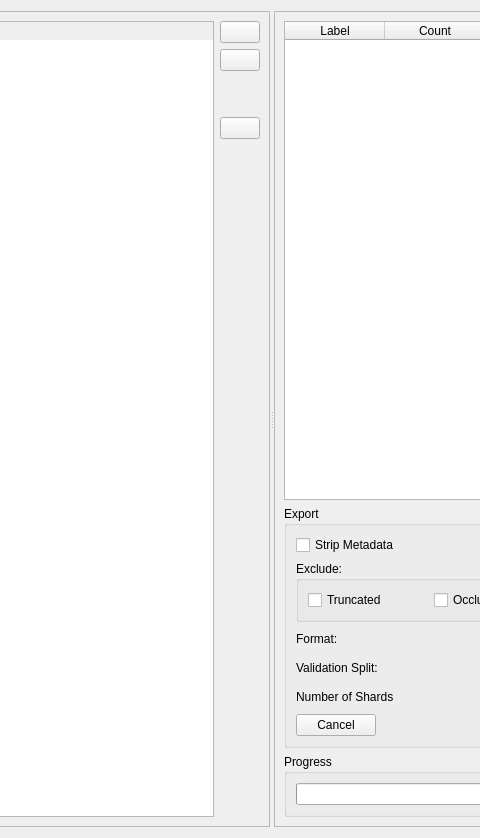
Qt form bboxee/gui/export_widget.ui (persts/BBoxEE) before a commit; both pictures show x 681 to 1161 and y 0 to 838 of the 1406 by 838 pixel window.
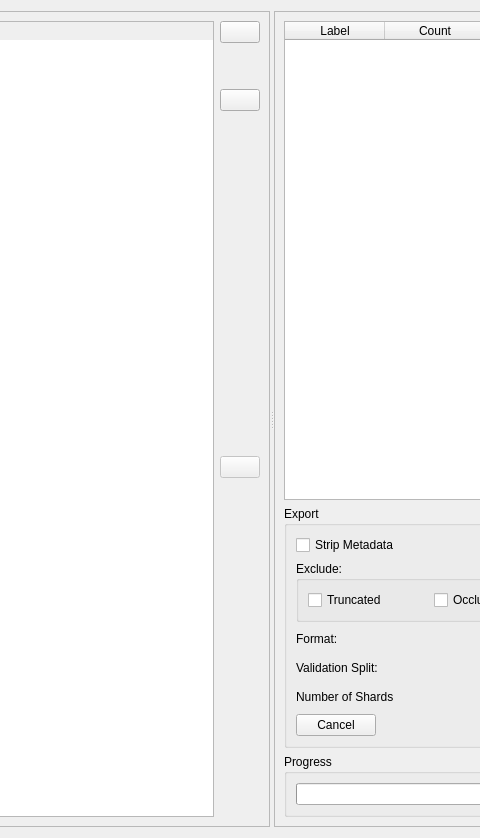
The same form after that commit. Icons and pictures are not drawn.

Patch:
```diff
--- a/bboxee/gui/export_widget.ui
+++ b/bboxee/gui/export_widget.ui
@@ -93,6 +93,22 @@
            </property>
           </widget>
          </item>
+         <item>
+          <spacer name="verticalSpacer_3">
+           <property name="orientation">
+            <enum>Qt::Vertical</enum>
+           </property>
+           <property name="sizeType">
+            <enum>QSizePolicy::Minimum</enum>
+           </property>
+           <property name="sizeHint" stdset="0">
+            <size>
+             <width>20</width>
+             <height>40</height>
+            </size>
+           </property>
+          </spacer>
+         </item>
          <item>
           <widget class="QPushButton" name="pb_label_map">
            <property name="toolTip">
@@ -119,7 +135,7 @@
             <enum>Qt::Vertical</enum>
            </property>
            <property name="sizeType">
-            <enum>QSizePolicy::Minimum</enum>
+            <enum>QSizePolicy::MinimumExpanding</enum>
            </property>
            <property name="sizeHint" stdset="0">
             <size>
@@ -131,6 +147,9 @@
          </item>
          <item>
           <widget class="QPushButton" name="pb_search">
+           <property name="enabled">
+            <bool>false</bool>
+           </property>
            <property name="toolTip">
             <string>Search .bxx files for specific class.</string>
            </property>
```
